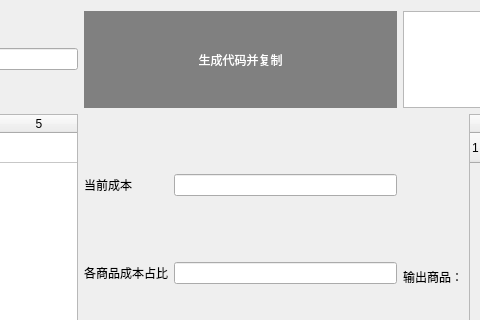
Above: UI/pm.ui from Pactivsa/V3-Edit before the change; both pictures show x 455 to 935 and y 0 to 320 of the 1391 by 708 pixel window. Below: the same form after it.
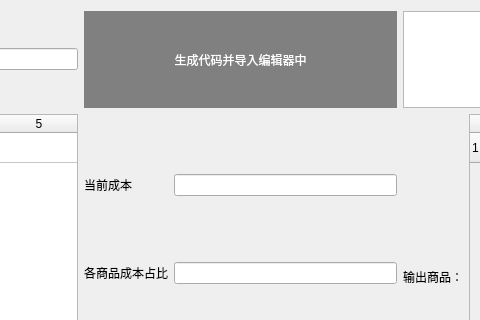
That is the form after the change. Icons and pictures are not drawn. Custom widgets are drawn as their Qt base class.

Patch:
```diff
--- a/UI/pm.ui
+++ b/UI/pm.ui
@@ -164,7 +164,7 @@
 </string>
          </property>
          <property name="text">
-          <string>生成代码并复制</string>
+          <string>生成代码并导入编辑器中</string>
          </property>
         </widget>
        </item>
```
